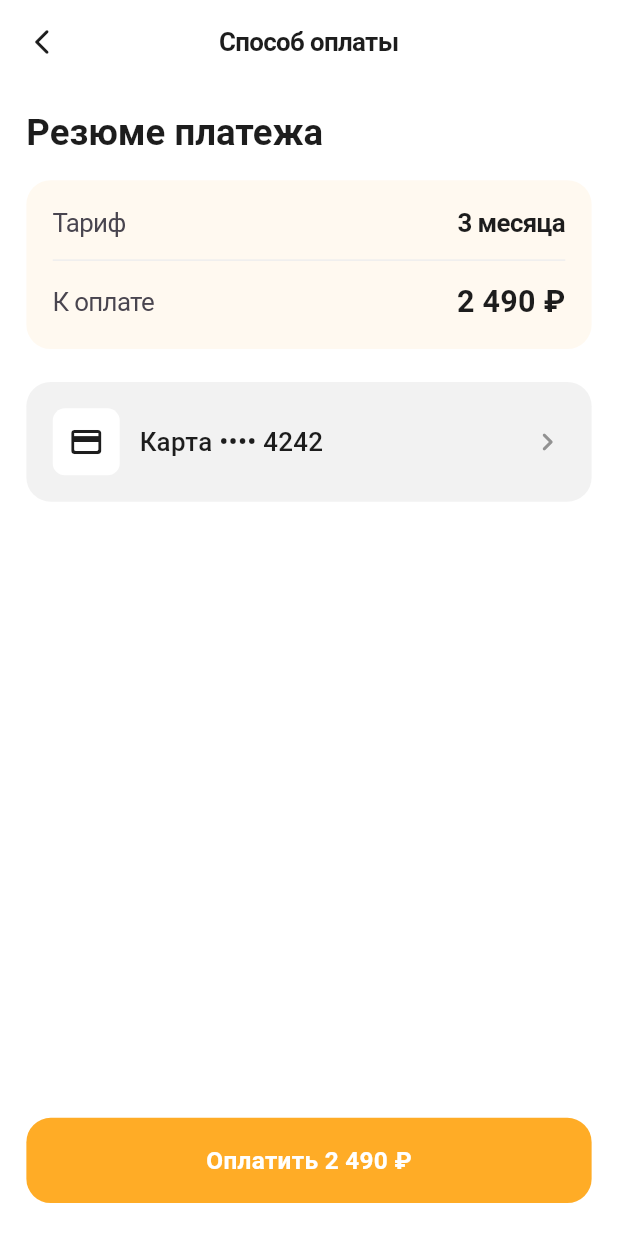
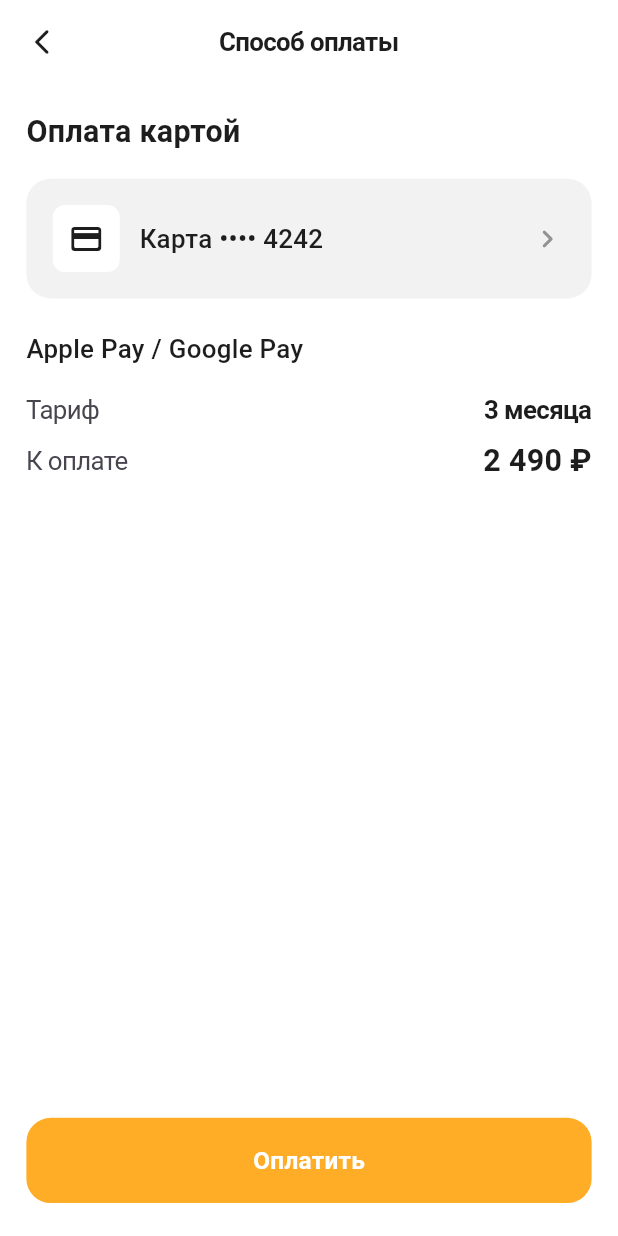
Before and after one commit to esflutter/dispetcher1, a Flutter app: the PaymentScreen screen opened by its route, on a phone screen of 412 x 824 dp. Run offline on Flutter 3.47's test engine with Material 3 defaults, Android fonts, the phone set to English and light mode, and no system bars; our stand-ins replace flutter_screenutil, flutter_svg, go_router, mask_text_input_formatter, pinput, smooth_page_indicator.

Commit message:
Финальная сверка с Figma по 11 группам
- Каталог: order_on_map плейсхолдер карты — fullscreen с Icons.map_outlined 80sp
- Заказы: алерты «Принять заказ?» / «Оставьте отзыв» под Figma; правильный empty state
- Профиль: убраны лишние пункты меню (Поддержка — через FAB, Отзывы — через рейтинг, Выйти — через Edit), захардкоженный цвет → AppColors.error
- Карточка исполнителя: верификация — добавлен 6-пунктовый буллет-список документов из Figma
- График: перенос строки в subtitle выходного дня
- Подписка: кнопка для активной подписки «Тарифы» → «Отключить»; PaymentScreen перестроен под Figma «Способ оплаты» (Apple/Google Pay, секции)

flutter analyze: No issues found

Co-Authored-By: Claude Opus 4.6 (1M context) <noreply@anthropic.com>

```diff
--- a/lib/features/catalog/order_on_map_screen.dart
+++ b/lib/features/catalog/order_on_map_screen.dart
@@ -26,7 +26,8 @@ class OrderOnMapScreen extends StatelessWidget {
               child: Column(
                 mainAxisSize: MainAxisSize.min,
                 children: <Widget>[
-                  Icon(Icons.map, size: 64.r, color: AppColors.textTertiary),
+                  Icon(Icons.map_outlined,
+                      size: 80.sp, color: AppColors.textTertiary),
                   SizedBox(height: AppSpacing.sm),
                   Text('Карта (демо)',
                       style: AppTextStyles.bodyMedium
--- a/lib/features/orders/my_orders_screen.dart
+++ b/lib/features/orders/my_orders_screen.dart
@@ -209,13 +209,13 @@ class _EmptyOrders extends StatelessWidget {
         mainAxisAlignment: MainAxisAlignment.center,
         children: <Widget>[
           Text(
-            'Здесь появятся ваши отклики',
+            'Откликнитесь на заказ и получайте предложения от заказчиков',
             style: AppTextStyles.titleL,
             textAlign: TextAlign.center,
           ),
           SizedBox(height: AppSpacing.sm),
           Text(
-            'Откликнитесь на заказ и получайте предложения от заказчиков',
+            'Здесь появятся ваши отклики',
             style: AppTextStyles.body.copyWith(color: AppColors.textTertiary),
             textAlign: TextAlign.center,
           ),
--- a/lib/features/profile/edit_profile_screen.dart
+++ b/lib/features/profile/edit_profile_screen.dart
@@ -130,7 +130,7 @@ class _InfoField extends StatelessWidget {
 
   @override
   Widget build(BuildContext context) {
-    final color = danger ? const Color(0xFFE94057) : AppColors.textPrimary;
+    final color = danger ? AppColors.error : AppColors.textPrimary;
     return InkWell(
       onTap: onTap,
       borderRadius: BorderRadius.circular(AppSpacing.radiusM),
--- a/lib/features/schedule/schedule_screen.dart
+++ b/lib/features/schedule/schedule_screen.dart
@@ -175,7 +175,8 @@ class _ScheduleScreenState extends State<ScheduleScreen> {
         return _EmptyState(
           icon: Icons.beach_access_outlined,
           title: 'Выходной',
-          subtitle: 'Вы отметили этот день выходным — заказы на него не принимаются',
+          subtitle:
+              'Вы отметили этот день\nвыходным — заказы на него не принимаются',
         );
       case DayState.noOrders:
         return _EmptyState(
--- a/lib/features/subscription/payment_screen.dart
+++ b/lib/features/subscription/payment_screen.dart
@@ -46,30 +46,19 @@ class PaymentScreen extends StatelessWidget {
                 child: Column(
                   crossAxisAlignment: CrossAxisAlignment.start,
                   children: <Widget>[
-                    Text('Резюме платежа', style: AppTextStyles.h3),
+                    Text('Оплата картой', style: AppTextStyles.titleL),
                     SizedBox(height: AppSpacing.md),
-                    Container(
-                      padding: EdgeInsets.all(AppSpacing.md),
-                      decoration: BoxDecoration(
-                        color: AppColors.primaryTint,
-                        borderRadius:
-                            BorderRadius.circular(AppSpacing.radiusL),
-                      ),
-                      child: Column(
-                        children: <Widget>[
-                          _Row(label: 'Тариф', value: tariffTitle),
-                          SizedBox(height: AppSpacing.sm),
-                          const Divider(color: AppColors.divider, height: 1),
-                          SizedBox(height: AppSpacing.sm),
-                          _Row(label: 'К оплате', value: amount, accent: true),
-                        ],
-                      ),
-                    ),
-                    SizedBox(height: AppSpacing.lg),
                     _CardRow(
                       cardLast4: cardLast4,
                       onTap: () => context.push('/subscription/card'),
                     ),
+                    SizedBox(height: AppSpacing.lg),
+                    Text('Apple Pay / Google Pay',
+                        style: AppTextStyles.bodyMMedium),
+                    SizedBox(height: AppSpacing.md),
+                    _Row(label: 'Тариф', value: tariffTitle),
+                    SizedBox(height: AppSpacing.xs),
+                    _Row(label: 'К оплате', value: amount, accent: true),
                   ],
                 ),
               ),
@@ -78,7 +67,7 @@ class PaymentScreen extends StatelessWidget {
               padding: EdgeInsets.fromLTRB(AppSpacing.screenH, 0,
                   AppSpacing.screenH, AppSpacing.lg),
               child: PrimaryButton(
-                label: 'Оплатить $amount',
+                label: 'Оплатить',
                 onPressed: () =>
                     context.push('/subscription/payment/result'),
               ),
--- a/lib/features/subscription/subscription_screen.dart
+++ b/lib/features/subscription/subscription_screen.dart
@@ -71,7 +71,7 @@ class _SubscriptionScreenState extends State<SubscriptionScreen> {
               child: PrimaryButton(
                 label: _status == SubscriptionStatus.inactive
                     ? 'Оплатить подписку'
-                    : 'Тарифы',
+                    : 'Отключить',
                 onPressed: () => context.push('/subscription/tariffs'),
               ),
             ),
```
Also changed, not shown: lib/features/executor_card/verification_documents_screen.dart (+8 -1 lines), lib/features/orders/widgets/order_alerts.dart (+6 -6 lines), lib/features/profile/profile_screen.dart (+0 -18 lines).
